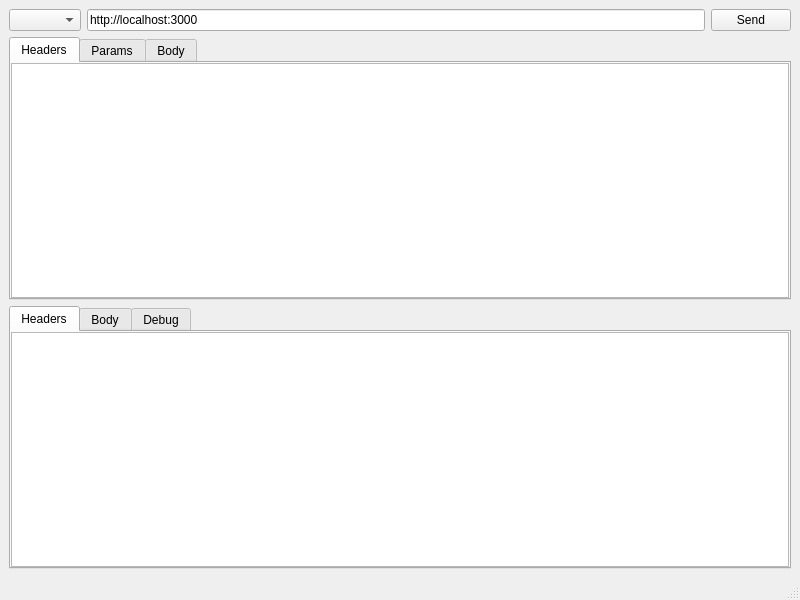
Old version of the form mainwindow.ui in the repository jesusha123/comet.
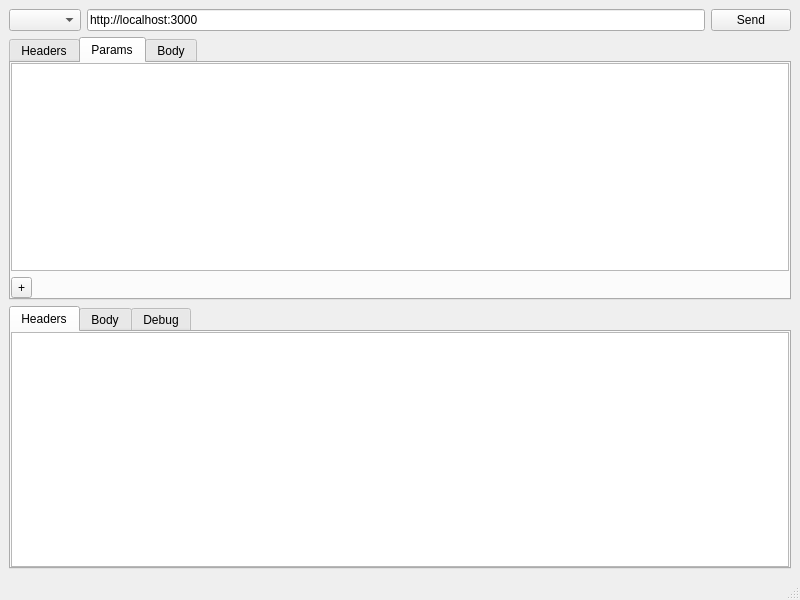
New version of the form. Custom widgets are drawn as their Qt base class.

What changed in the file:
```diff
--- a/mainwindow.ui
+++ b/mainwindow.ui
@@ -42,17 +42,41 @@
     <item>
      <widget class="QTabWidget" name="requestTabWidget">
       <property name="currentIndex">
-       <number>0</number>
+       <number>1</number>
       </property>
       <widget class="PropertyTableWidget" name="requestHeadersTableWidget">
        <attribute name="title">
         <string>Headers</string>
        </attribute>
       </widget>
-      <widget class="PropertyTableWidget" name="requestParamsTableWidget">
+      <widget class="QWidget" name="paramsTab">
        <attribute name="title">
         <string>Params</string>
        </attribute>
+       <layout class="QVBoxLayout" name="requestParamsLayout">
+        <property name="leftMargin">
+         <number>0</number>
+        </property>
+        <property name="topMargin">
+         <number>0</number>
+        </property>
+        <property name="rightMargin">
+         <number>0</number>
+        </property>
+        <property name="bottomMargin">
+         <number>0</number>
+        </property>
+        <item>
+         <widget class="PropertyTableWidget" name="requestParamsTableWidget"/>
+        </item>
+        <item>
+         <widget class="QToolButton" name="addParamButton">
+          <property name="text">
+           <string>+</string>
+          </property>
+         </widget>
+        </item>
+       </layout>
       </widget>
       <widget class="QPlainTextEdit" name="requestBodyPlainTextEdit">
        <attribute name="title">
```
